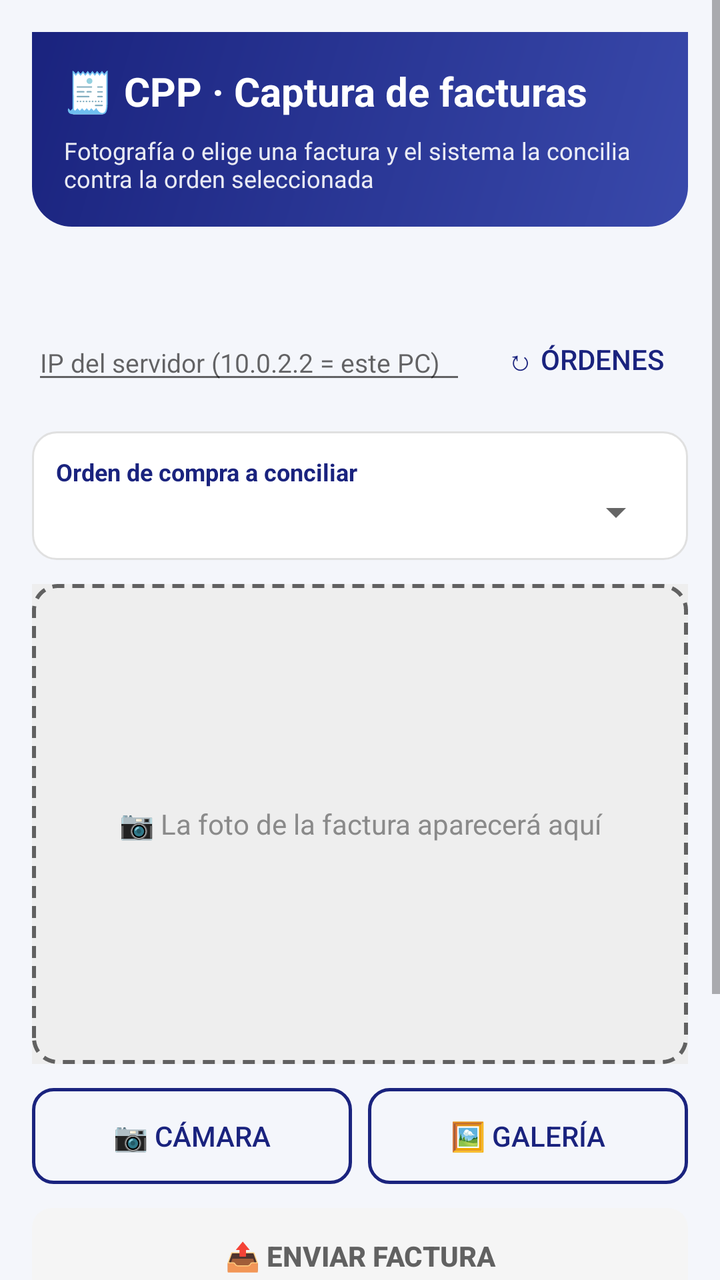
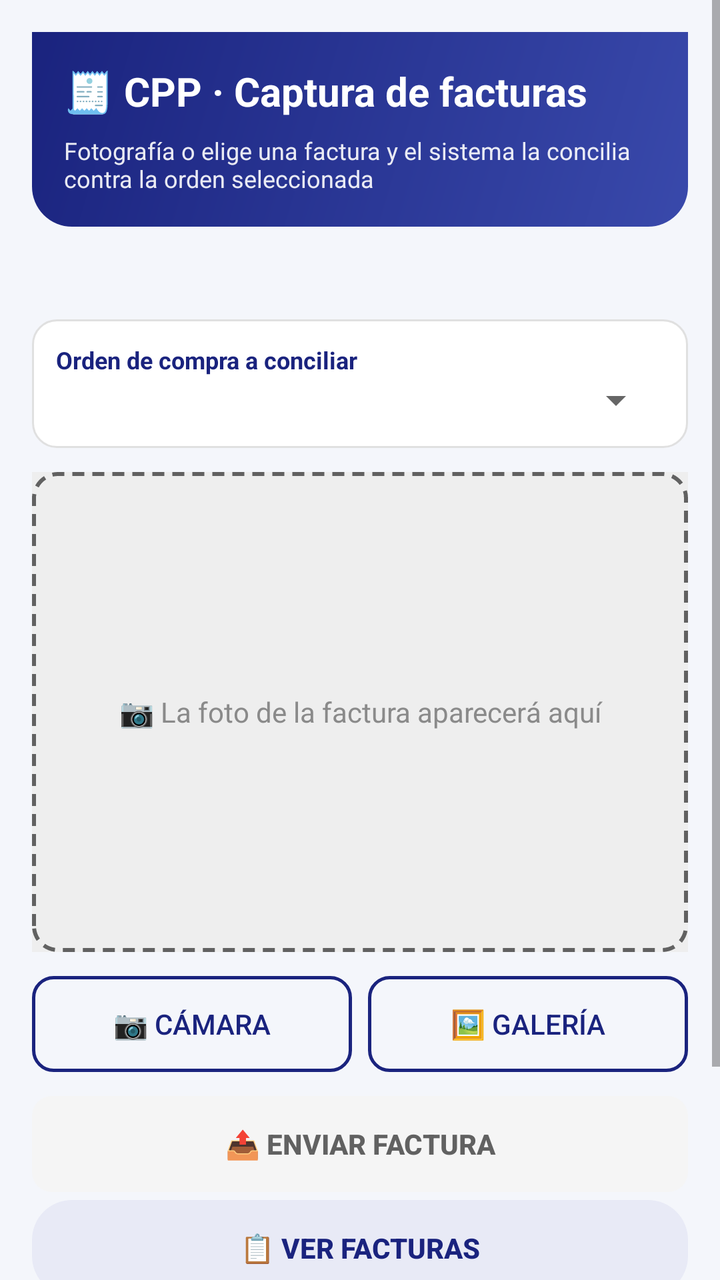

Two renders of the same Android screen: before a commit and after it. Below are the layout's source before the change and the commit's diff.
<!-- AndroidManifest.xml: application theme Theme.CPP -->
<!-- res/layout/activity_main.xml -->
<?xml version="1.0" encoding="utf-8"?>
<ScrollView xmlns:android="http://schemas.android.com/apk/res/android"
    android:layout_width="match_parent"
    android:layout_height="match_parent"
    android:fillViewport="true">

    <LinearLayout
        android:layout_width="match_parent"
        android:layout_height="wrap_content"
        android:background="@color/fondo_pantalla"
        android:orientation="vertical"
        android:padding="16dp">

        
        <LinearLayout
            android:layout_width="match_parent"
            android:layout_height="wrap_content"
            android:layout_marginBottom="16dp"
            android:background="@drawable/bg_encabezado"
            android:orientation="vertical"
            android:padding="16dp">

            <TextView
                android:id="@+id/txtTitulo"
                android:layout_width="match_parent"
                android:layout_height="wrap_content"
                android:text="@string/titulo"
                android:textColor="@color/blanco"
                android:textSize="20sp"
                android:textStyle="bold" />

            <TextView
                android:id="@+id/txtSubtitulo"
                android:layout_width="match_parent"
                android:layout_height="wrap_content"
                android:layout_marginTop="8dp"
                android:text="@string/subtitulo"
                android:textColor="@color/blanco_90"
                android:textSize="12sp" />
        </LinearLayout>

        
        <TextView
            android:id="@+id/txtSesion"
            android:layout_width="match_parent"
            android:layout_height="wrap_content"
            android:layout_marginBottom="10dp"
            android:textColor="@color/texto_normal"
            android:textSize="12sp"
            android:textStyle="bold" />

        <LinearLayout
            android:layout_width="match_parent"
            android:layout_height="wrap_content"
            android:layout_marginBottom="8dp"
            android:gravity="center_vertical"
            android:orientation="horizontal">

            <EditText
                android:id="@+id/txtServidor"
                android:layout_width="0dp"
                android:layout_height="wrap_content"
                android:layout_weight="1"
                android:hint="@string/hint_servidor"
                android:inputType="text"
                android:maxLines="1"
                android:textSize="13sp" />

            <Button
                android:id="@+id/btnCargar"
                style="?android:attr/borderlessButtonStyle"
                android:layout_width="wrap_content"
                android:layout_height="wrap_content"
                android:layout_marginStart="8dp"
                android:minWidth="0dp"
                android:text="@string/btn_cargar"
                android:textColor="@color/primario" />
        </LinearLayout>

        
        <LinearLayout
            android:layout_width="match_parent"
            android:layout_height="wrap_content"
            android:layout_marginTop="4dp"
            android:layout_marginBottom="12dp"
            android:background="@drawable/bg_tarjeta_blanca"
            android:orientation="vertical"
            android:padding="12dp">

            <TextView
                android:layout_width="match_parent"
                android:layout_height="wrap_content"
                android:text="@string/label_orden"
                android:textColor="@color/primario"
                android:textSize="12sp"
                android:textStyle="bold" />

            <Spinner
                android:id="@+id/spOrdenes"
                android:layout_width="match_parent"
                android:layout_height="wrap_content" />
        </LinearLayout>

        
        <FrameLayout
            android:layout_width="match_parent"
            android:layout_height="240dp"
            android:layout_marginBottom="12dp">

            <ImageView
                android:id="@+id/imgPreview"
                android:layout_width="match_parent"
                android:layout_height="match_parent"
                android:background="@color/fondo_preview"
                android:contentDescription="@string/desc_preview"
                android:scaleType="fitCenter" />

            <TextView
                android:id="@+id/txtPreviewHint"
                android:layout_width="match_parent"
                android:layout_height="match_parent"
                android:background="@drawable/bg_placeholder_preview"
                android:gravity="center"
                android:padding="16dp"
                android:text="@string/hint_preview"
                android:textColor="@color/hint_sobre_tarjeta"
                android:textSize="14sp" />
        </FrameLayout>

        
        <LinearLayout
            android:layout_width="match_parent"
            android:layout_height="wrap_content"
            android:orientation="horizontal">

            <Button
                android:id="@+id/btnFoto"
                android:layout_width="0dp"
                android:layout_height="wrap_content"
                android:layout_weight="1"
                android:background="@drawable/bg_boton_secundario"
                android:text="@string/btn_foto"
                android:textColor="@color/primario" />

            <Button
                android:id="@+id/btnGaleria"
                android:layout_width="0dp"
                android:layout_height="wrap_content"
                android:layout_marginStart="8dp"
                android:layout_weight="1"
                android:background="@drawable/bg_boton_secundario"
                android:text="@string/btn_galeria"
                android:textColor="@color/primario" />
        </LinearLayout>

        
        <Button
            android:id="@+id/btnEnviar"
            android:layout_width="match_parent"
            android:layout_height="wrap_content"
            android:layout_marginTop="12dp"
            android:background="@drawable/bg_boton_principal"
            android:enabled="false"
            android:text="@string/btn_enviar"
            android:textColor="@color/texto_boton_principal"
            android:textStyle="bold" />

        
        <Button
            android:id="@+id/btnLista"
            style="?android:attr/borderlessButtonStyle"
            android:layout_width="match_parent"
            android:layout_height="wrap_content"
            android:layout_marginTop="4dp"
            android:background="@drawable/bg_boton_pill"
            android:text="@string/btn_lista"
            android:textColor="@color/primario"
            android:textStyle="bold" />

        
        <Button
            android:id="@+id/btnPagos"
            style="?android:attr/borderlessButtonStyle"
            android:layout_width="match_parent"
            android:layout_height="wrap_content"
            android:layout_marginTop="4dp"
            android:background="@drawable/bg_boton_pill"
            android:text="@string/btn_pagos"
            android:textColor="@color/verde_ok"
            android:textStyle="bold" />

        
        <LinearLayout
            android:layout_width="match_parent"
            android:layout_height="wrap_content"
            android:layout_marginTop="4dp"
            android:orientation="horizontal">

            <Button
                android:id="@+id/btnAdmin"
                style="?android:attr/borderlessButtonStyle"
                android:layout_width="0dp"
                android:layout_height="wrap_content"
                android:layout_weight="1"
                android:background="@drawable/bg_boton_pill"
                android:text="@string/btn_admin"
                android:textColor="@color/primario" />

            <Button
                android:id="@+id/btnSalir"
                style="?android:attr/borderlessButtonStyle"
                android:layout_width="0dp"
                android:layout_height="wrap_content"
                android:layout_marginStart="8dp"
                android:layout_weight="1"
                android:background="@drawable/bg_boton_pill"
                android:text="@string/btn_salir"
                android:textColor="@color/rojo_error" />
        </LinearLayout>

        <ProgressBar
            android:id="@+id/barraEnvio"
            android:layout_width="wrap_content"
            android:layout_height="wrap_content"
            android:layout_gravity="center_horizontal"
            android:layout_marginTop="12dp"
            android:indeterminateTint="@color/acento"
            android:visibility="gone" />

        
        <TextView
            android:id="@+id/txtResultado"
            android:layout_width="match_parent"
            android:layout_height="wrap_content"
            android:layout_marginTop="12dp"
            android:background="@drawable/bg_veredicto"
            android:padding="14dp"
            android:textColor="@color/texto_normal"
            android:textIsSelectable="true"
            android:textSize="14sp"
            android:visibility="gone" />
    </LinearLayout>
</ScrollView>
<!-- resources referenced by this layout -->
<resources>
  <color name="acento">#FF6F00</color>
  <color name="blanco">#FFFFFF</color>
  <color name="blanco_90">#E6FFFFFF</color>
  <color name="fondo_pantalla">#F4F6FB</color>
  <color name="fondo_preview">#EEEEEE</color>
  <color name="hint_sobre_tarjeta">#8A8A8A</color>
  <color name="primario">#1A237E</color>
  <color name="rojo_error">#C62828</color>
  <color name="texto_normal">#212121</color>
  <color name="verde_ok">#2E7D32</color>
  <!-- drawable bg_boton_pill (drawable) -->
  <?xml version="1.0" encoding="utf-8"?>
  <shape xmlns:android="http://schemas.android.com/apk/res/android"
      android:shape="rectangle">
      <corners android:radius="20dp" />
      <solid android:color="@color/primario_pastel" />
  </shape>
  <!-- drawable bg_boton_secundario (drawable) -->
  <?xml version="1.0" encoding="utf-8"?>
  <shape xmlns:android="http://schemas.android.com/apk/res/android"
      android:shape="rectangle">
      <corners android:radius="10dp" />
      <solid android:color="@android:color/transparent" />
      <stroke
          android:width="1.5dp"
          android:color="@color/primario" />
  </shape>
  <!-- drawable bg_encabezado (drawable) -->
  <?xml version="1.0" encoding="utf-8"?>
  <shape xmlns:android="http://schemas.android.com/apk/res/android"
      android:shape="rectangle">
      <gradient
          android:angle="315"
          android:endColor="@color/primario_medio"
          android:startColor="@color/primario" />
      <corners
          android:bottomLeftRadius="20dp"
          android:bottomRightRadius="20dp" />
  </shape>
  <!-- drawable bg_tarjeta_blanca (drawable) -->
  <?xml version="1.0" encoding="utf-8"?>
  <shape xmlns:android="http://schemas.android.com/apk/res/android"
      android:shape="rectangle">
      <corners android:radius="12dp" />
      <solid android:color="@color/blanco" />
      <stroke
          android:width="1dp"
          android:color="@color/borde_tarjeta" />
  </shape>
  <!-- drawable bg_veredicto (drawable) -->
  <?xml version="1.0" encoding="utf-8"?>
  <shape xmlns:android="http://schemas.android.com/apk/res/android"
      android:shape="rectangle">
      <corners android:radius="12dp" />
      <solid android:color="@color/blanco" />
      <stroke
          android:width="1dp"
          android:color="@color/borde_tarjeta" />
  </shape>
  <string name="btn_admin">⚙️ Administración</string>
  <string name="btn_cargar">↻ Órdenes</string>
  <string name="btn_enviar">📤 Enviar factura</string>
  <string name="btn_foto">📷 Cámara</string>
  <string name="btn_galeria">🖼️ Galería</string>
  <string name="btn_lista">📋 Ver facturas</string>
  <string name="btn_pagos">💰 Cuentas por pagar</string>
  <string name="btn_salir">🚪 Cerrar sesión</string>
  <string name="desc_preview">Vista previa de la factura fotografiada</string>
  <string name="hint_preview">📷 La foto de la factura aparecerá aquí</string>
  <string name="hint_servidor">IP del servidor (10.0.2.2 = este PC)</string>
  <string name="label_orden">Orden de compra a conciliar</string>
  <string name="subtitulo">Fotografía o elige una factura y el sistema la concilia contra la orden seleccionada</string>
  <string name="titulo">🧾 CPP · Captura de facturas</string>
  <style name="Theme.CPP" parent="Theme.AppCompat.DayNight.DarkActionBar">
          <item name="colorPrimary">@color/primario</item>
          <item name="colorPrimaryDark">@color/primario_oscuro</item>
          <item name="colorAccent">@color/acento</item>
      </style>
  <color name="primario_pastel">#E8EAF6</color>
  <color name="gris_pendiente_claro">#F5F5F5</color>
  <color name="primario_medio">#3949AB</color>
  <color name="gris_pendiente">#616161</color>
  <color name="borde_tarjeta">#E0E0E0</color>
  <color name="primario_oscuro">#0D1442</color>
  <!-- unchanged entries left out for length: 2 -->
</resources>

<!-- the commit's change to res/layout/activity_main.xml (unified diff, before → after) -->
@@ -48,34 +48,6 @@
             android:textColor="@color/texto_normal"
             android:textSize="12sp"
             android:textStyle="bold" />
-
-        <LinearLayout
-            android:layout_width="match_parent"
-            android:layout_height="wrap_content"
-            android:layout_marginBottom="8dp"
-            android:gravity="center_vertical"
-            android:orientation="horizontal">
-
-            <EditText
-                android:id="@+id/txtServidor"
-                android:layout_width="0dp"
-                android:layout_height="wrap_content"
-                android:layout_weight="1"
-                android:hint="@string/hint_servidor"
-                android:inputType="text"
-                android:maxLines="1"
-                android:textSize="13sp" />
-
-            <Button
-                android:id="@+id/btnCargar"
-                style="?android:attr/borderlessButtonStyle"
-                android:layout_width="wrap_content"
-                android:layout_height="wrap_content"
-                android:layout_marginStart="8dp"
-                android:minWidth="0dp"
-                android:text="@string/btn_cargar"
-                android:textColor="@color/primario" />
-        </LinearLayout>
 
         
         <LinearLayout
<!-- resource entries referenced after the edit -->
@@ -60,7 +60,6 @@
           android:color="@color/borde_tarjeta" />
   </shape>
   <string name="btn_admin">⚙️ Administración</string>
-  <string name="btn_cargar">↻ Órdenes</string>
   <string name="btn_enviar">📤 Enviar factura</string>
   <string name="btn_foto">📷 Cámara</string>
   <string name="btn_galeria">🖼️ Galería</string>
@@ -69,7 +68,6 @@
   <string name="btn_salir">🚪 Cerrar sesión</string>
   <string name="desc_preview">Vista previa de la factura fotografiada</string>
   <string name="hint_preview">📷 La foto de la factura aparecerá aquí</string>
-  <string name="hint_servidor">IP del servidor (10.0.2.2 = este PC)</string>
   <string name="label_orden">Orden de compra a conciliar</string>
   <string name="subtitulo">Fotografía o elige una factura y el sistema la concilia contra la orden seleccionada</string>
   <string name="titulo">🧾 CPP · Captura de facturas</string>
